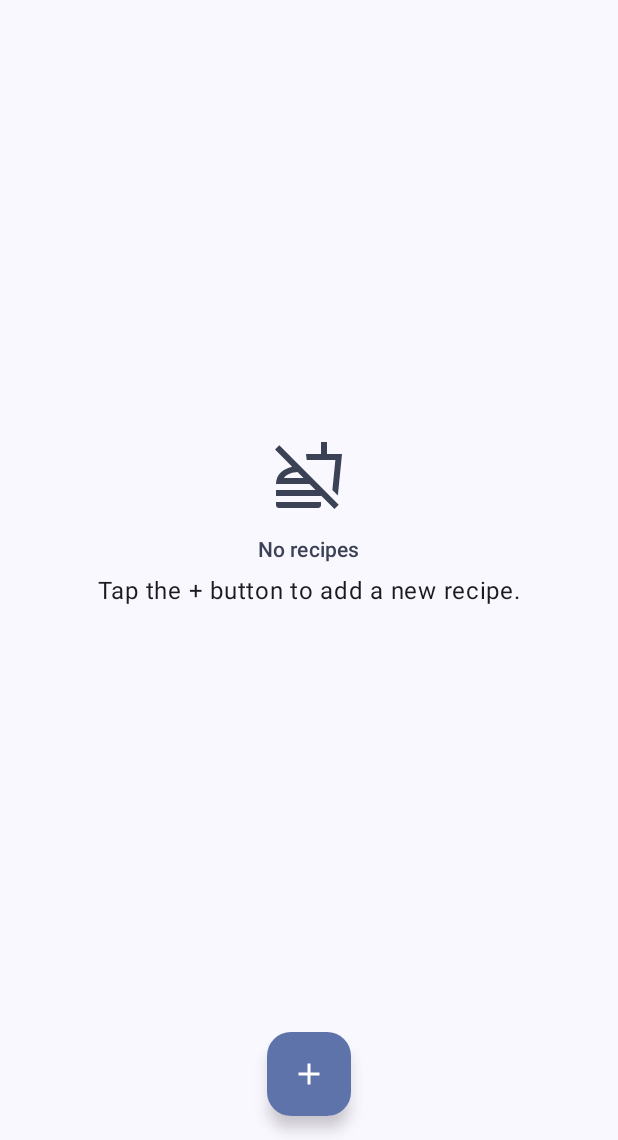
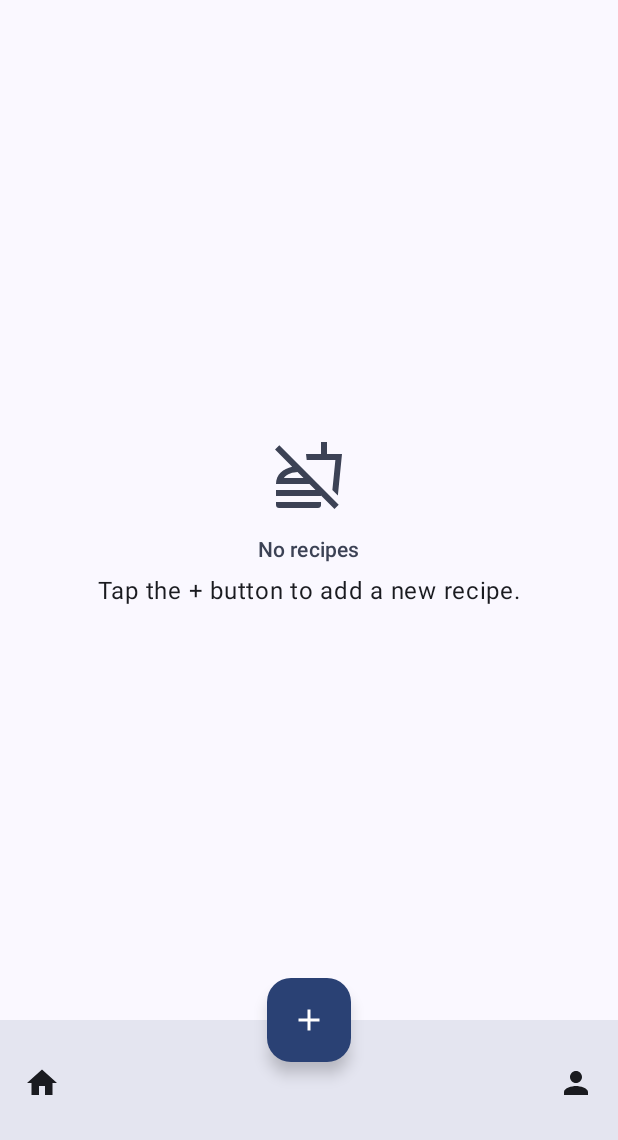
Before and after one commit to mazumih/RecipeSwapper, an Android app built with Jetpack Compose: the screen it shows after launch (MainActivity), on a phone screen of 412 x 824 dp, the part 96-1236 px from its top. Run offline under Robolectric (Android 15) with nearby library versions, the phone set to English and light mode, and no system bars; our stand-ins replace Room's generated code.

Commit message:
Added bottomBar

```diff
--- a/RecipeSwapper/app/src/main/java/com/example/recipeswapper/ui/screens/home/HomeScreen.kt
+++ b/RecipeSwapper/app/src/main/java/com/example/recipeswapper/ui/screens/home/HomeScreen.kt
@@ -8,21 +8,27 @@ import androidx.compose.foundation.layout.PaddingValues
 import androidx.compose.foundation.layout.Spacer
 import androidx.compose.foundation.layout.fillMaxSize
 import androidx.compose.foundation.layout.fillMaxWidth
+import androidx.compose.foundation.layout.offset
 import androidx.compose.foundation.layout.padding
 import androidx.compose.foundation.layout.size
+import androidx.compose.foundation.layout.width
 import androidx.compose.foundation.lazy.grid.GridCells
 import androidx.compose.foundation.lazy.grid.LazyVerticalGrid
 import androidx.compose.foundation.lazy.grid.items
 import androidx.compose.foundation.shape.CircleShape
 import androidx.compose.material.icons.Icons
 import androidx.compose.material.icons.filled.Add
+import androidx.compose.material.icons.filled.Home
+import androidx.compose.material.icons.filled.Person
 import androidx.compose.material.icons.outlined.Image
 import androidx.compose.material.icons.outlined.NoFood
+import androidx.compose.material3.BottomAppBar
 import androidx.compose.material3.Card
 import androidx.compose.material3.CardDefaults
 import androidx.compose.material3.FabPosition
 import androidx.compose.material3.FloatingActionButton
 import androidx.compose.material3.Icon
+import androidx.compose.material3.IconButton
 import androidx.compose.material3.MaterialTheme
 import androidx.compose.material3.Scaffold
 import androidx.compose.material3.Text
@@ -48,11 +54,17 @@ fun HomeScreen(
     Scaffold(
         topBar = { AppBar(navController, "RecipeSwapper") },
         floatingActionButton = {
-            FloatingActionButton( onClick =  { navController.navigate(SwapperRoute.AddRecipe) } ) {
-                Icon(Icons.Filled.Add, "Aggiungi ricetta")
+            FloatingActionButton(
+                onClick = { navController.navigate(SwapperRoute.AddRecipe) },
+                containerColor = MaterialTheme.colorScheme.primary ,
+                modifier = Modifier
+                    .offset(y = (+44).dp)
+            ) {
+                Icon(Icons.Default.Add, "Add")
             }
         },
-        floatingActionButtonPosition = FabPosition.Center
+        floatingActionButtonPosition = FabPosition.Center,
+        bottomBar = { BottomBar(navController, "RecipeSwapper") },
     ) { contentPadding ->
         if(state.recipes.isNotEmpty()) {
             LazyVerticalGrid(
@@ -139,3 +151,25 @@ fun NoItemsPlaceholder(modifier: Modifier = Modifier) {
         )
     }
 }
+
+@Composable
+fun BottomBar(navController: NavHostController, title: String) {
+    BottomAppBar(
+        tonalElevation = 6.dp,
+        containerColor = MaterialTheme.colorScheme.surface
+    ) {
+        IconButton(onClick = {
+            if(title != "RecipeSwapper") {
+                navController.navigate(SwapperRoute.Home)
+            }
+        }) {
+            Icon(Icons.Filled.Home, contentDescription = "Home")
+        }
+        Spacer(Modifier.weight(1f))
+        Spacer(Modifier.width(56.dp))
+        Spacer(Modifier.weight(1f))
+        IconButton(onClick = { navController.navigate(SwapperRoute.Profile) }) {
+            Icon(Icons.Filled.Person, contentDescription = "Profile")
+        }
+    }
+}
```
